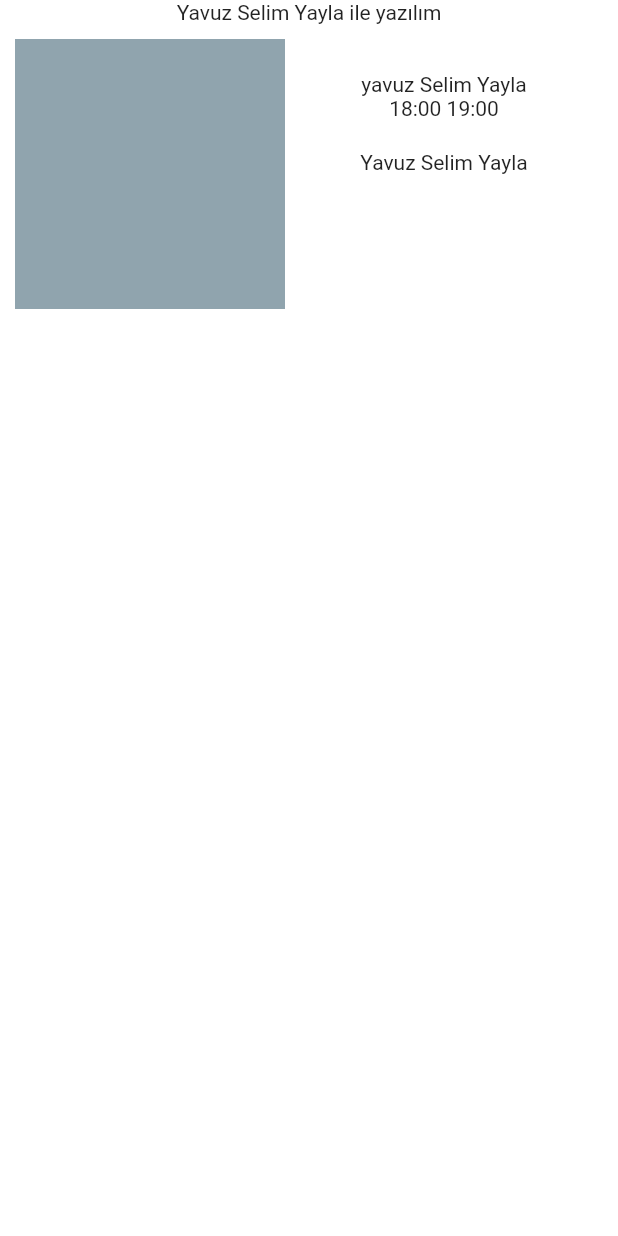
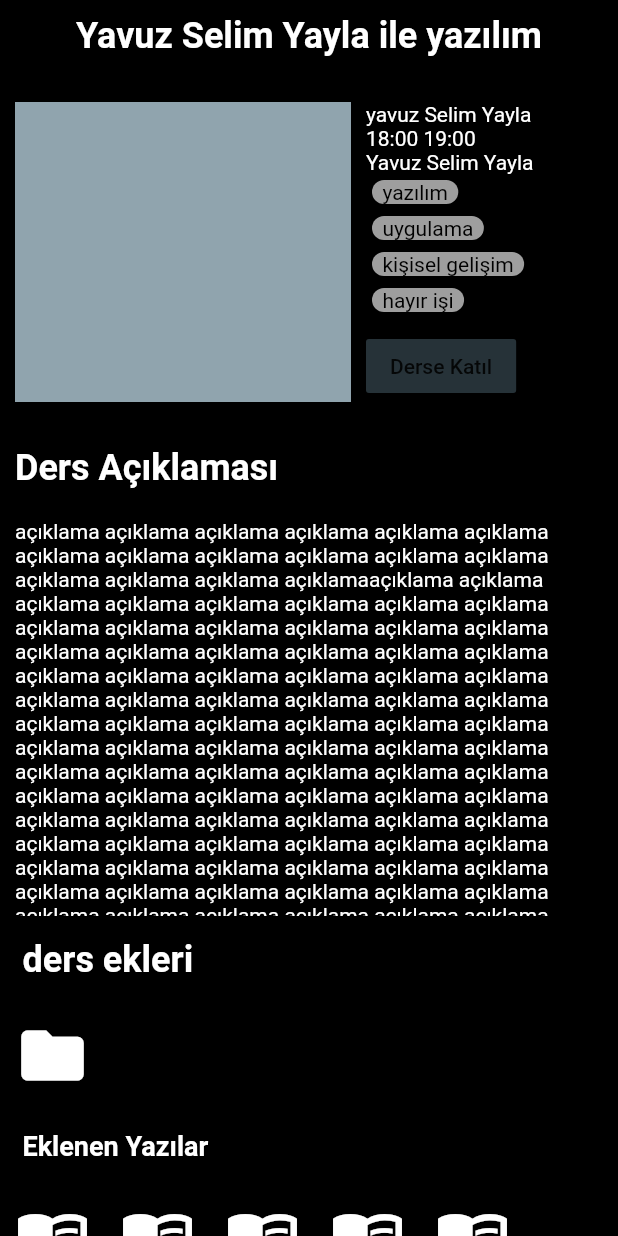
Before and after one commit to DSC-Turkey/harman, a Flutter app: the LessonDetailsPage screen opened directly, on a phone screen of 412 x 824 dp. Run offline on Flutter 3.47's test engine with Material 2 defaults, Android fonts, the phone set to English and light mode, and no system bars; our stand-ins replace cloud_firestore, firebase_auth, firebase_core, shared_preferences; accounts and stored records are empty; network calls fail.

Commit message:
UI updated

```diff
--- a/lib/screens/lessonDetailScreens/lessonDetailsPage.dart
+++ b/lib/screens/lessonDetailScreens/lessonDetailsPage.dart
@@ -1,4 +1,6 @@
+import 'package:flutter/cupertino.dart';
 import 'package:flutter/material.dart';
+import 'package:flutter/widgets.dart';
 
 class LessonDetailsPage extends StatefulWidget{
   @override
@@ -9,33 +11,107 @@ class _lessonDetailsPageState extends State<LessonDetailsPage>{
   @override
   Widget build(BuildContext context) {
     return Scaffold(
-      backgroundColor: Colors.white,
-      body: Column(
+      backgroundColor: Colors.black,
+      body: SingleChildScrollView(
+        child: Column(
           children: [
-          Text('Yavuz Selim Yayla ile yazılım'),
+            Padding(padding: EdgeInsets.all(10), child: Text('Yavuz Selim Yayla ile yazılım', style: TextStyle(color: Colors.white, fontSize: 24, fontWeight: FontWeight.bold),),),
             Padding(
               padding: EdgeInsets.all(10),
               child: Row(children: [
-            Container(
+                Expanded(child: Container(
                   color: Color.fromRGBO(144, 164, 174, 1,),
-              height: 180,
-              width: 180,
+                  height: 200,
+                  width: 200,
+                ),flex: 4,),
+                Expanded(child: Padding(padding: EdgeInsets.all(10),child: SizedBox(
+                  height: 200,
+                  child: Column(
+                    crossAxisAlignment: CrossAxisAlignment.start,
+                    children: [
+                      Text('yavuz Selim Yayla', style: TextStyle(color: Colors.white)),
+                      Text('18:00 19:00', style: TextStyle(color: Colors.white)),
+                      Text('Yavuz Selim Yayla', style: TextStyle(color: Colors.white)),
+                      buildCard('yazılım'),
+                      buildCard('uygulama'),
+                      buildCard('kişisel gelişim'),
+                      buildCard('hayır işi'),
+                      Spacer(),
+                      RaisedButton(child: Text('Derse Katıl'), onPressed: (){}, color: Color.fromRGBO(38, 50, 56, 1),),
+                    ],
                   ),
-            Expanded(child: Column(
+                ),),flex: 3,)
+              ],),),
+            Column(
+              crossAxisAlignment: CrossAxisAlignment.start,
               children: [
-                Text('yavuz Selim Yayla'),
-                Text('18:00 19:00'),
-                Padding(padding: EdgeInsets.only(top: 20,bottom: 20), child: Text('Yavuz Selim Yayla'),),
-                Padding(padding: EdgeInsets.only(top: 8,bottom: 8)),
-                Padding(padding: EdgeInsets.only(top: 8,bottom: 8)),
-                Padding(padding: EdgeInsets.only(top: 8,bottom: 8)),
+                Padding(padding: EdgeInsets.all(10), child: Text('Ders Açıklaması', style: TextStyle(color: Colors.white, fontSize: 24, fontWeight: FontWeight.bold),),),
+                SizedBox(
+                  child:  SingleChildScrollView(
+                    padding: EdgeInsets.all(10),
+                    child: Text(
+                      'açıklama açıklama açıklama açıklama açıklama açıklama açıklama açıklama açıklama açıklama açıklama açıklama açıklama açıklama açıklama açıklama'
+                          'açıklama açıklama açıklama açıklama açıklama açıklama açıklama açıklama açıklama açıklama açıklama açıklama açıklama açıklama açıklama açıklama '
+                          'açıklama açıklama açıklama açıklama açıklama açıklama açıklama açıklama açıklama açıklama açıklama açıklama açıklama açıklama açıklama açıklama'
+                          ' açıklama açıklama açıklama açıklama açıklama açıklama açıklama açıklama açıklama açıklama açıklama açıklama açıklama açıklama açıklama açıklama '
+                          'açıklama açıklama açıklama açıklama açıklama açıklama açıklama açıklama açıklama açıklama açıklama açıklama açıklama açıklama açıklama açıklama '
+                          'açıklama açıklama açıklama açıklama açıklama açıklama açıklama açıklama açıklama açıklama açıklama açıklama açıklama açıklama açıklama açıklama '
+                          'açıklama açıklama açıklama açıklama açıklama açıklama açıklama açıklama açıklama açıklama açıklama açıklama açıklama açıklama açıklama açıklama '
+                          'açıklama açıklama',
+                      style: TextStyle(color: Colors.white),
+                    ),
+                  ),
+                  height: MediaQuery.of(context).size.height/3,
+                ),
+                Padding(padding: EdgeInsets.all(15), child: Text('ders ekleri', style: TextStyle(color: Colors.white, fontSize: 24, fontWeight: FontWeight.bold),),),
+
+               Wrap(
+                 children: [
+                   Padding(padding: EdgeInsets.all(10),
+                     child: Icon(Icons.folder, size: 50, color: Colors.white,),),
+                 ],
+               ),
+
+                Padding(padding: EdgeInsets.all(15), child: Text('Eklenen Yazılar', style: TextStyle(color: Colors.white, fontSize: 18, fontWeight: FontWeight.bold),),),
+
+                Wrap(
+                 children: [ Padding(padding: EdgeInsets.all(10),
+                   child: Icon(Icons.menu_book_sharp, size: 50, color: Colors.white,),),
+                   Padding(padding: EdgeInsets.all(10),
+                     child: Icon(Icons.menu_book_sharp, size: 50, color: Colors.white),),
+                   Padding(padding: EdgeInsets.all(10),
+                     child: Icon(Icons.menu_book_sharp, size: 50, color: Colors.white),),
+                   Padding(padding: EdgeInsets.all(10),
+                     child: Icon(Icons.menu_book_sharp, size: 50, color: Colors.white),),
+                   Padding(padding: EdgeInsets.all(10),
+                     child: Icon(Icons.menu_book_sharp, size: 50, color: Colors.white),)],
+               ),
+                Wrap(
+                  children: [
+                    Padding(padding: EdgeInsets.all(10),
+                      child: Icon(Icons.local_post_office_outlined, size: 50, color: Colors.white,),),
+                  ],
+                )
+              ],
+            ),
+
 
           ],
-            ), flex: 2,)
-          ],),)
-        ],
         ),
+      )
     );
   }
 
 }
+
+Widget buildCard(String text){
+  return Card(
+    child: SafeArea(
+      child: Text('  ${text}  ', style: TextStyle(color: Colors.black)),
+    ),
+    color: Colors.grey,
+    shape: RoundedRectangleBorder(
+        borderRadius: BorderRadius.circular(10)
+    ),
+  );
+}
```
Lines whose indentation alone changed are shown as unchanged.
